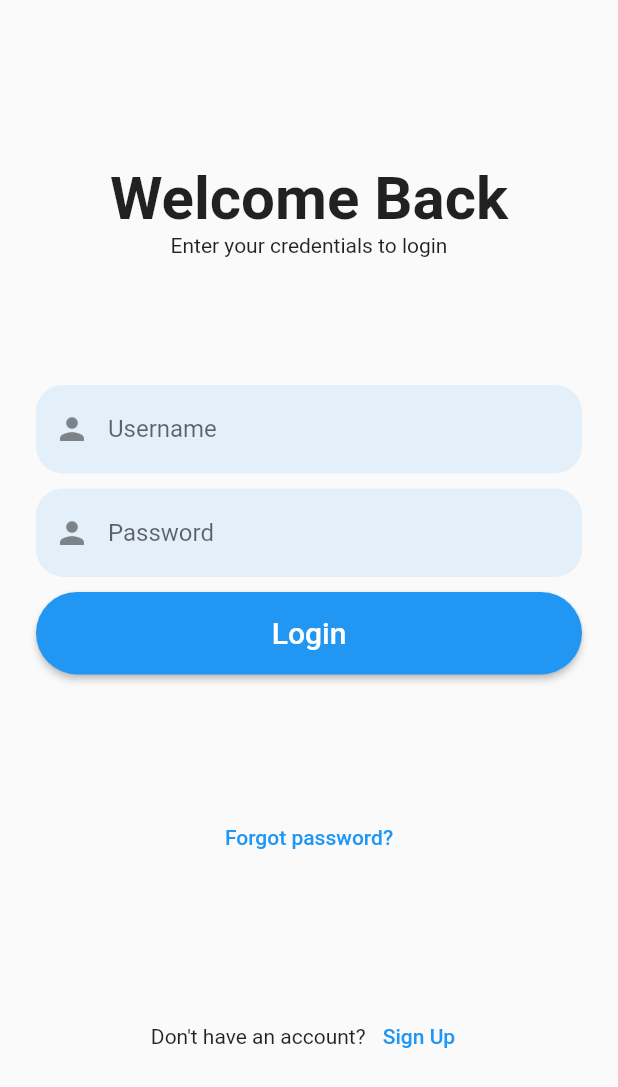
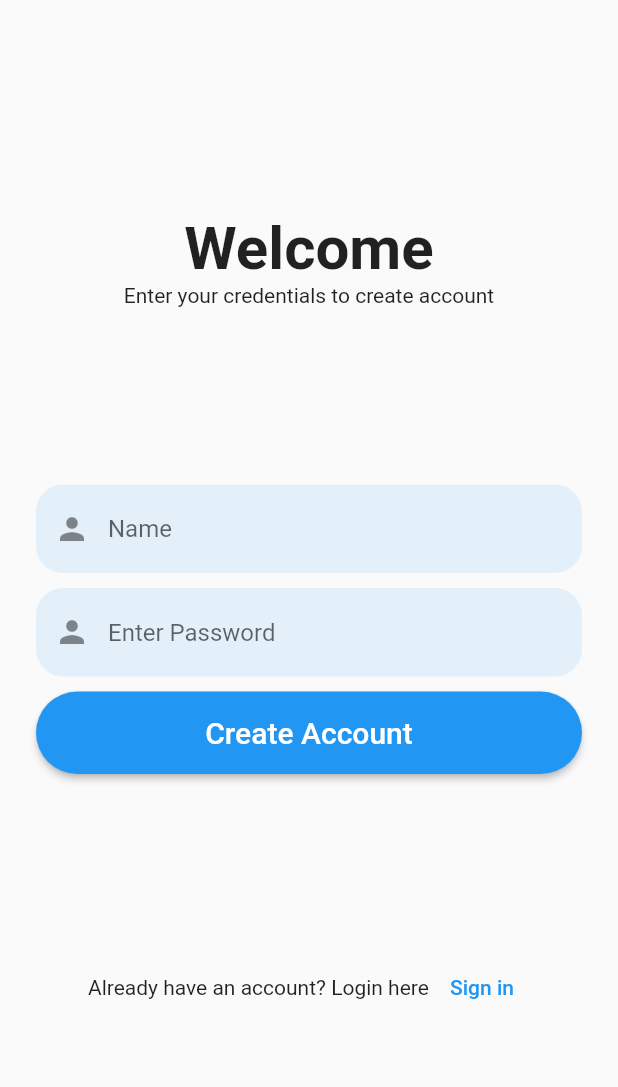
Before and after one commit to gauridahake24/login_app_UI, a Flutter app: the screen it shows after launch, after a tap on "Sign Up", on a phone screen of 412 x 824 dp. Shown: the top 1087 px of the screen. Run offline on Flutter 3.47's test engine with Material 2 defaults, Android fonts, the light colour scheme and no system bars.

Commit message:
first-commit

```diff
--- a/lib/main.dart
+++ b/lib/main.dart
@@ -1,28 +1,27 @@
 import 'package:flutter/material.dart';
 import 'package:my_project_one/home.dart';
 import 'package:my_project_one/signin.dart';
-import 'package:flutter/widgets.dart';
+import 'package:my_project_one/splashscreen.dart';
+
 void main() {
   runApp(const Myapp());
 }
-class Myapp extends StatefulWidget{
+
+class Myapp extends StatelessWidget {
   const Myapp({Key? key}) : super(key: key);
 
   @override
-   _MyappState createState() => _MyappState();
-}
-class _MyappState extends State<Myapp> {
-  @override
-  Widget build (BuildContext context){
+  Widget build(BuildContext context) {
     return MaterialApp(
       debugShowCheckedModeBanner: false,
-      title:'flutter app',
-      theme: ThemeData(primarySwatch: Colors.blue
-      ),
-
-
-    home: const Signinpage(),
+      title: 'My app',
+      theme: ThemeData(primarySwatch: Colors.blue),
+      initialRoute: '/',
+      routes: {
+        '/': (context) => SplashScreen(),
+        '/signin': (context) => Signinpage(),
+        '/home': (context) => Homepage(),
+      },
     );
-
   }
 }
--- a/lib/signin.dart
+++ b/lib/signin.dart
@@ -1,5 +1,6 @@
 import 'package:flutter/material.dart';
 import 'package:my_project_one/home.dart';
+import 'package:my_project_one/signup.dart';
 
 class Signinpage extends StatelessWidget {
   const Signinpage({Key? key}) : super(key: key);
@@ -65,25 +66,21 @@ class Signinpage extends StatelessWidget {
         ),
         const SizedBox(height: 10),
         ElevatedButton(
-          onPressed: () {},
+          onPressed: () {
+            Navigator.push(
+              context,
+              MaterialPageRoute(builder: (context) => Homepage()),
+            );
+          },
           child: const Text(
             "Login",
             style: TextStyle(fontSize: 20),
-
-
           ),
           style: ElevatedButton.styleFrom(
             shape: const StadiumBorder(),
             padding: const EdgeInsets.symmetric(vertical: 16),
           ),
-          onLongPress: (){
-            Navigator.push(
-              context,
-              MaterialPageRoute(builder: (Context) => Homepage()),
-            );
-
-        },
-        )
+        ),
       ],
     );
   }
@@ -97,7 +94,11 @@ class Signinpage extends StatelessWidget {
       mainAxisAlignment: MainAxisAlignment.center,
       children: [
         const Text("Don't have an account? "),
-        TextButton(onPressed: () {}, child: const Text("Sign Up"))
+        TextButton(onPressed: () {Navigator.push(
+        context,
+        MaterialPageRoute(builder: (context) => Signuppage()),
+    );
+    }, child: const Text("Sign Up"))
       ],
     );
   }
--- /dev/null
+++ b/lib/splashscreen.dart
@@ -0,0 +1,47 @@
+import 'package:flutter/material.dart';
+import 'package:my_project_one/home.dart';
+import 'package:my_project_one/signin.dart';
+
+class SplashScreen extends StatefulWidget {
+  const SplashScreen({Key? key}) : super(key: key);
+
+  @override
+  _SplashScreenState createState() => _SplashScreenState();
+}
+
+class _SplashScreenState extends State<SplashScreen> {
+  @override
+  void initState() {
+    super.initState();
+    Future.delayed(Duration(seconds: 3), () {
+      Navigator.pushReplacement(
+        context,
+        MaterialPageRoute(builder: (context) => Signinpage()),
+      );
+    });
+  }
+
+  @override
+  Widget build(BuildContext context) {
+    return Scaffold(
+      body: Center(
+        child: Column(
+          mainAxisAlignment: MainAxisAlignment.center,
+          children: [
+            Image.asset(
+              'assets/splash_screen_logo.jpg',
+              width: 200,
+              height: 200,
+            ),
+            SizedBox(height: 16),
+            Text('Splash Screen' ,
+                style: TextStyle(
+                fontSize: 40,
+                fontWeight: FontWeight.bold,
+                color: Colors.lightBlue),),
+          ],
+        ),
+      ),
+    );
+  }
+}
--- a/pubspec.yaml
+++ b/pubspec.yaml
@@ -52,6 +52,12 @@ dev_dependencies:
 
 # The following section is specific to Flutter packages.
 flutter:
+  assets:
+    - assets/splash_screen_logo.jpg
+    - assets/hello_image.jpg
+
+
+
 
   # The following line ensures that the Material Icons font is
   # included with your application, so that you can use the icons in
```
Also changed, not shown: lib/home.dart (+16 -17 lines), lib/signup.dart (+17 -3 lines), assets/hello_image.jpg (added), assets/splash_screen_logo.jpg (added).
